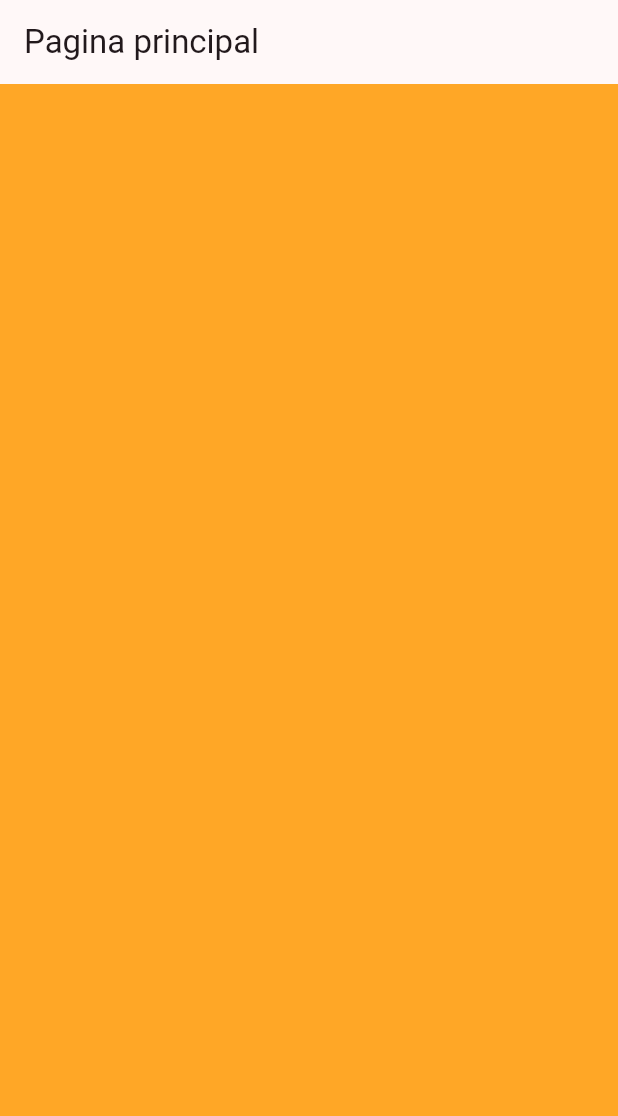
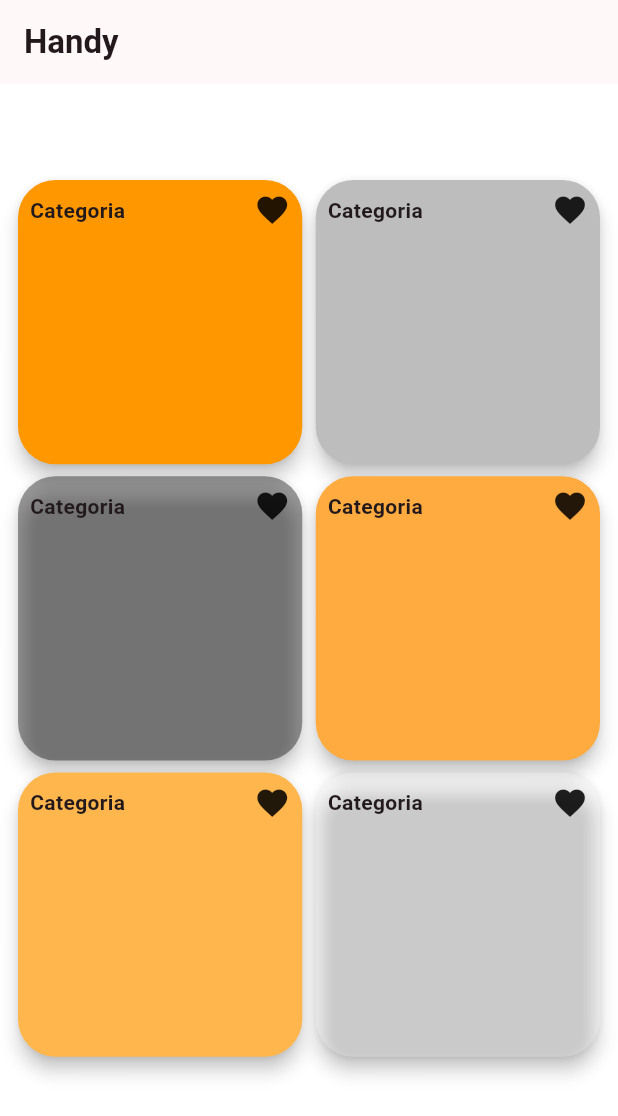
Before and after one commit to hecmorr/handy, a Flutter app: the Home screen opened by its route, on a phone screen of 412 x 824 dp. Shown: the top 1116 px of the screen. Run offline on Flutter 3.47's test engine with Material 3 defaults, Android fonts, the phone set to English and light mode, and no system bars; our stand-ins replace bloc, firebase_core, flutter_bloc, go_router, google_fonts; accounts and stored records are empty; generated files the repository leaves out were written again.

Commit message:
Added firebase dependencies, created categoires, services and worker models as well as some dumb data to design the UI

```diff
--- a/lib/app/app.dart
+++ b/lib/app/app.dart
@@ -1,3 +1,4 @@
 export 'view/app.dart';
 export 'view/home.dart';
 export 'view/login.dart';
+export 'view/mecanicos.dart';
--- a/lib/app/view/home.dart
+++ b/lib/app/view/home.dart
@@ -1,12 +1,81 @@
 import 'package:flutter/material.dart';
+import 'package:google_fonts/google_fonts.dart';
+import 'package:handy/config/config.dart';
 
 class Home extends StatelessWidget {
   const Home({super.key});
 
   @override
   Widget build(BuildContext context) {
+    final gridColor = <Color>[
+      Colors.orange,
+      Colors.grey.shade400,
+      Colors.black38,
+      Colors.orangeAccent,
+      Colors.orange.shade300,
+      Colors.white24,
+    ];
+
     return Scaffold(
-      appBar: AppBar(title: const Text('Pagina principal')),
-    );
+        appBar: AppBar(
+          title: Text(
+            'Handy',
+            style: TextStyle(
+              fontWeight: FontWeight.bold,
+              fontFamily: GoogleFonts.exo2.toString(),
+            ),
+          ),
+        ),
+        backgroundColor: Colors.white,
+        body: Padding(
+          padding: const EdgeInsets.only(left: 8, right: 8, top: 60),
+          child: Center(
+            child: GridView.builder(
+                //This widget will consume the Bloc once we  have a bloc to
+                //provide data for our UI
+                gridDelegate: const SliverGridDelegateWithFixedCrossAxisCount(
+                  crossAxisCount: 2,
+                  crossAxisSpacing: 1,
+                ),
+                //categories.length
+                itemCount: 6,
+                itemBuilder: (context, index) {
+                  //requires the name of the categorie to use it as a parameter
+                  //in the route
+                  return GestureDetector(
+                    onTap: () => context.push('/servicios'),
+                    child: Card(
+                      elevation: 5,
+                      shape: RoundedRectangleBorder(
+                        borderRadius: BorderRadius.circular(25),
+                      ),
+                      color: gridColor[index],
+                      child: Column(
+                        children: [
+                          Padding(
+                            padding: const EdgeInsets.all(8),
+                            child: Row(
+                              mainAxisAlignment: MainAxisAlignment.spaceBetween,
+                              children: [
+                                //categorie['name']
+                                Text(
+                                  'Categoria',
+                                  style: TextStyle(
+                                    fontFamily: GoogleFonts.exo2.toString(),
+                                    fontWeight: FontWeight.bold,
+                                  ),
+                                ),
+                                //categorie['icon']
+                                const Icon(Icons.favorite)
+                              ],
+                            ),
+                          )
+                        ],
+                      ),
+                    ),
+                  );
+                }),
+          ),
+        ));
   }
 }
--- /dev/null
+++ b/lib/bloc/category_bloc_event.dart
@@ -0,0 +1,4 @@
+part of 'category_bloc_bloc.dart';
+
+@immutable
+sealed class CategoryBlocEvent {}
--- /dev/null
+++ b/lib/bloc/category_bloc_state.dart
@@ -0,0 +1,6 @@
+part of 'category_bloc_bloc.dart';
+
+@immutable
+sealed class CategoryBlocState {}
+
+final class CategoryBlocInitial extends CategoryBlocState {}
--- /dev/null
+++ b/lib/bloc/models/models.dart
@@ -0,0 +1,3 @@
+export 'categories.dart';
+export 'services.dart';
+export 'workers.dart';
--- a/lib/config/router/router.dart
+++ b/lib/config/router/router.dart
@@ -11,5 +11,9 @@ final GoRouter routes = GoRouter(
       path: '/home',
       builder: (context, state) => const Home(),
     ),
+    GoRoute(
+      path: '/servicios',
+      builder: (context, state) => const ServicesPage(),
+    ),
   ],
 );
--- a/pubspec.yaml
+++ b/pubspec.yaml
@@ -8,6 +8,7 @@ environment:
 
 dependencies:
   bloc: ^8.1.2
+  firebase_core: ^2.27.0
   flutter:
     sdk: flutter
   flutter_bloc: ^8.1.3
```
Also changed, not shown: lib/app/view/mecanicos.dart (added, +44 -0 lines), lib/bloc/category_bloc_bloc.dart (added, +13 -0 lines), lib/bloc/models/categories.dart (added, +17 -0 lines), lib/bloc/models/services.dart (added, +22 -0 lines), lib/bloc/models/services_dumb_data.dart (added, +150 -0 lines), lib/bloc/models/workers.dart (added, +29 -0 lines), lib/bloc/models/workers_dumb_data.dart (added, +48 -0 lines), firebase.json (added), lib/app/view/google_signin.dart (added), lib/firebase_options.dart (added), 7 other files.
